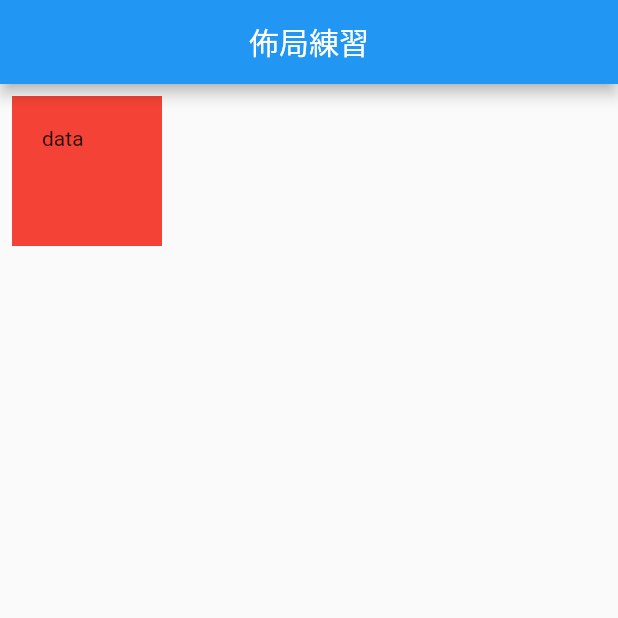
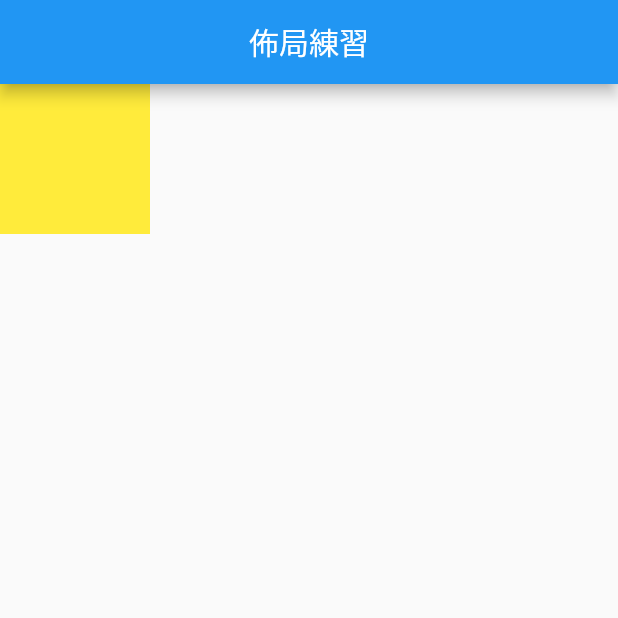
Before and after one commit to martin25tung/flutter_basic, a Flutter app: the screen it shows after launch, on a phone screen of 412 x 824 dp, the top half of it. Run offline on Flutter 3.47's test engine with Material 2 defaults, Android fonts, the phone set to English and light mode, and no system bars.

Commit message:
尺寸限制 BoxConstraints

```diff
--- a/lib/widgets/layout_demo.dart
+++ b/lib/widgets/layout_demo.dart
@@ -189,15 +189,33 @@ class EdgeDemo extends StatelessWidget {
 
   @override
   Widget build(BuildContext context) {
-    return Container(
+    // return Container(
+    //   width: 100,
+    //   height: 100,
+    //   color: Colors.red,
+    //   margin: EdgeInsets.all(8),
+    //   // 外邊距
+    //   padding: EdgeInsets.all(20),
+    //   // 內邊距
+    //   child: Text("data"),
+    // );
+    // return ConstrainedBox(
+    //   constraints: BoxConstraints(
+    //       maxHeight: 100, maxWidth: 100, minHeight: 50, minWidth: 50),
+    //   child: Container(
+    //     width: 10,
+    //     height: 500,
+    //     color: Colors.black,
+    //   ),
+    // ); // 容器
+    return SizedBox(
       width: 100,
       height: 100,
-      color: Colors.red,
-      margin: EdgeInsets.all(8),
-      // 外邊距
-      padding: EdgeInsets.all(20),
-      // 內邊距
-      child: Text("data"),
-    );
+      child: Container(
+        width: 200,
+        height: 10,
+        color: Colors.yellow,
+      ),
+    ); // 容器 如果父容器設置寬高，子容器的寬高將不生效
   }
 }
```
